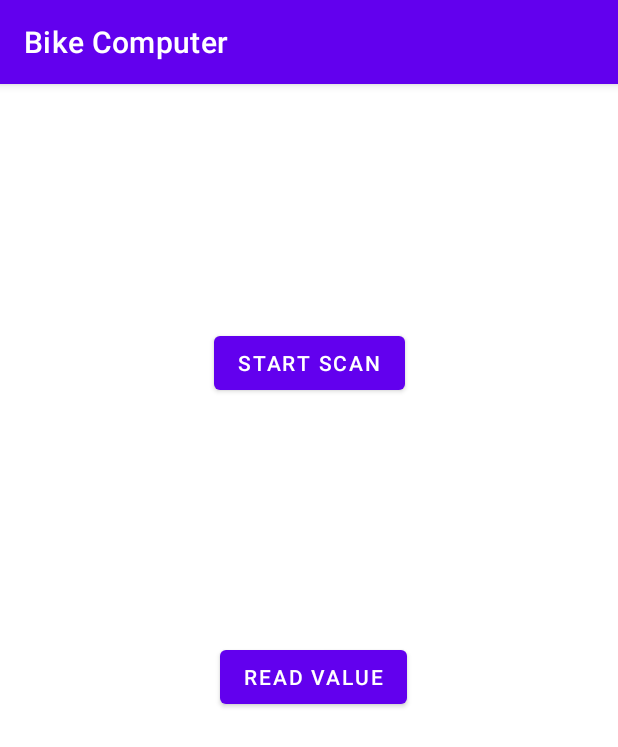
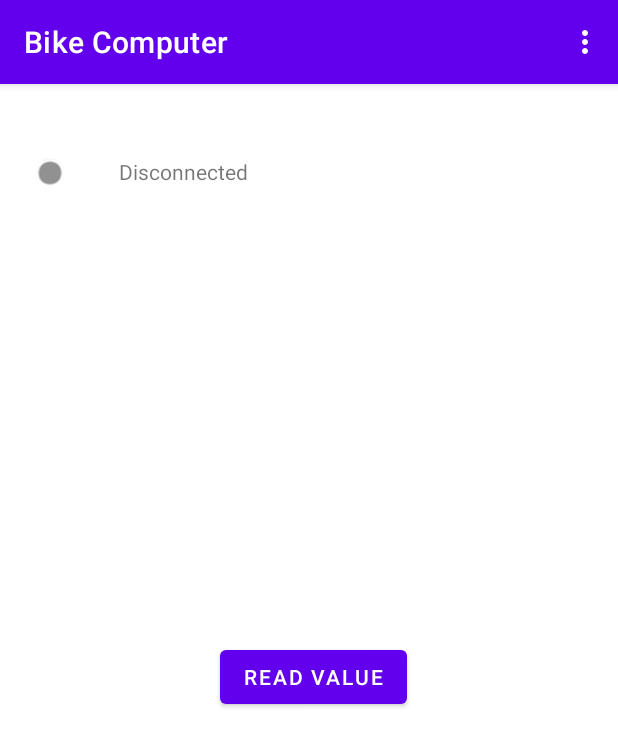
Before and after one commit to AlexeiTrofimov/Bike-Computer-App, an Android app: the screen it shows after launch (MainActivity), on a phone screen of 412 x 824 dp. Shown: the top 747 px of the screen. Run offline under Robolectric (Android 15) with nearby library versions, the phone set to English and light mode, and no system bars.

Commit message:
Added dropdown menu and connection status indicator

```diff
--- a/app/src/main/java/com/example/bikecomputer/MainActivity.kt
+++ b/app/src/main/java/com/example/bikecomputer/MainActivity.kt
@@ -1,5 +1,6 @@
 package com.example.bikecomputer
 
+import android.annotation.SuppressLint
 import android.app.Activity
 import android.bluetooth.*
 import android.bluetooth.le.ScanCallback
@@ -11,7 +12,11 @@ import android.content.Intent
 import android.content.pm.PackageManager
 import android.os.Bundle
 import android.util.Log
+import android.view.Menu
+import android.view.MenuInflater
+import android.view.MenuItem
 import android.widget.Button
+import android.widget.ImageView
 import android.widget.TextView
 import androidx.activity.result.contract.ActivityResultContracts
 import androidx.appcompat.app.AppCompatActivity
@@ -114,27 +119,68 @@ class MainActivity : AppCompatActivity() {
     }
 
     private var isScanning = false
+
+    private var isConnected = false
+        @SuppressLint("SetTextI18n")
         set(value) {
+            val connStatusImg = findViewById<ImageView>(R.id.connection_state_img)
+            val connStatusText = findViewById<TextView>(R.id.connection_state_text)
             field = value
-            runOnUiThread { findViewById<Button>(R.id.scan_button).text = if (value) "Stop Scan" else "Start Scan" }
+            if (value){
+                connStatusImg.setImageResource(android.R.drawable.presence_online)
+                connStatusText.text = "Connected"
+            }
+            else{
+                connStatusImg.setImageResource(android.R.drawable.presence_invisible)
+                connStatusText.text = "Disconnected"
+            }
         }
+
+    override fun onCreateOptionsMenu(menu: Menu): Boolean {
+        val inflater: MenuInflater = menuInflater
+        inflater.inflate(R.menu.popup_menu, menu)
+        return true
+    }
+
+    override fun onOptionsItemSelected(item: MenuItem): Boolean {
+        return when (item.itemId) {
+            R.id.scan_btn -> {
+                if (isScanning) {
+                    stopBleScan()
+                }
+                else {
+                    if (!isLocationPermissionGranted){
+                        requestLocationPermission()
+                    }
+                    else{
+                        startBleScan()
+
+                        Run.after(2000) {
+                            isConnected = connectionManager.connectionState()
+                        }
+
+                    }
+                }
+                true
+            }
+            else -> super.onOptionsItemSelected(item)
+        }
+    }
+
+    override fun onPrepareOptionsMenu(menu: Menu): Boolean {
+        val item = menu.findItem(R.id.scan_btn)
+        if (isScanning) {
+            item.title = "Stop scan"
+        } else {
+            item.title = "Scan for devices"
+        }
+        return super.onPrepareOptionsMenu(menu)
+    }
 
     override fun onCreate(savedInstanceState: Bundle?) {
         super.onCreate(savedInstanceState)
         setContentView(R.layout.activity_main)
 
-        findViewById<Button>(R.id.scan_button).setOnClickListener {
-            if (isScanning) {
-                stopBleScan()
-            } else {
-                if (!isLocationPermissionGranted){
-                    requestLocationPermission()
-                }
-                else{
-                    startBleScan()
-                }
-            }
-        }
         findViewById<Button>(R.id.testBtn).setOnClickListener {
             connectionManager.receiveData()
             findViewById<TextView>(R.id.returnText).text = returned
--- a/app/src/main/res/layout/activity_main.xml
+++ b/app/src/main/res/layout/activity_main.xml
@@ -1,22 +1,10 @@
 <?xml version="1.0" encoding="utf-8"?>
-<androidx.constraintlayout.widget.ConstraintLayout
-    xmlns:android="http://schemas.android.com/apk/res/android"
+<androidx.constraintlayout.widget.ConstraintLayout xmlns:android="http://schemas.android.com/apk/res/android"
     xmlns:app="http://schemas.android.com/apk/res-auto"
     xmlns:tools="http://schemas.android.com/tools"
     android:layout_width="match_parent"
     android:layout_height="match_parent"
-    tools:context=".MainActivity"
-    >
-
-    <Button
-        android:id="@+id/scan_button"
-        android:layout_width="wrap_content"
-        android:layout_height="wrap_content"
-        android:text="@string/start_scan"
-        app:layout_constraintBottom_toTopOf="@+id/testBtn"
-        app:layout_constraintEnd_toEndOf="parent"
-        app:layout_constraintStart_toStartOf="parent"
-        app:layout_constraintTop_toTopOf="parent" />
+    tools:context=".MainActivity">
 
     <Button
         android:id="@+id/testBtn"
@@ -41,4 +29,33 @@
         app:layout_constraintStart_toStartOf="parent"
         app:layout_constraintTop_toBottomOf="@+id/testBtn" />
 
+    <LinearLayout
+        android:id="@+id/connection_state_view"
+        android:layout_width="177dp"
+        android:layout_height="21dp"
+        android:orientation="horizontal"
+        app:layout_constraintBottom_toTopOf="@+id/testBtn"
+        app:layout_constraintEnd_toEndOf="parent"
+        app:layout_constraintHorizontal_bias="0.07"
+        app:layout_constraintStart_toStartOf="parent"
+        app:layout_constraintTop_toTopOf="parent"
+        app:layout_constraintVertical_bias="0.13999999"
+        tools:ignore="UseCompoundDrawables">
+
+        <ImageView
+            android:id="@+id/connection_state_img"
+            android:layout_width="33dp"
+            android:layout_height="match_parent"
+            android:contentDescription="@string/connection_indicator"
+            app:srcCompat="@android:drawable/presence_invisible" />
+
+        <TextView
+            android:id="@+id/connection_state_text"
+            android:layout_width="0dp"
+            android:layout_height="match_parent"
+            android:layout_weight="1"
+            android:text="@string/connection_state"
+            android:textAlignment="center" />
+    </LinearLayout>
+
 </androidx.constraintlayout.widget.ConstraintLayout>
--- /dev/null
+++ b/app/src/main/res/menu/popup_menu.xml
@@ -0,0 +1,6 @@
+<?xml version="1.0" encoding="utf-8"?>
+<menu xmlns:android="http://schemas.android.com/apk/res/android">
+    <item
+        android:id="@+id/scan_btn"
+        android:title="Scan for devices"></item>
+</menu>
--- a/app/src/main/res/values/strings.xml
+++ b/app/src/main/res/values/strings.xml
@@ -2,4 +2,6 @@
     <string name="app_name">Bike Computer</string>
     <string name="start_scan">Start Scan</string>
     <string name="test">Read Value</string>
+    <string name="connection_state">Disconnected</string>
+    <string name="connection_indicator">connection indicator</string>
 </resources>
```
Also changed, not shown: app/src/main/java/com/example/bikecomputer/ConnectionManager.kt (+10 -0 lines), app/src/main/java/com/example/bikecomputer/Utils.kt (added, +14 -0 lines), app/src/main/res/drawable/ic_menu.xml (added, +10 -0 lines).
